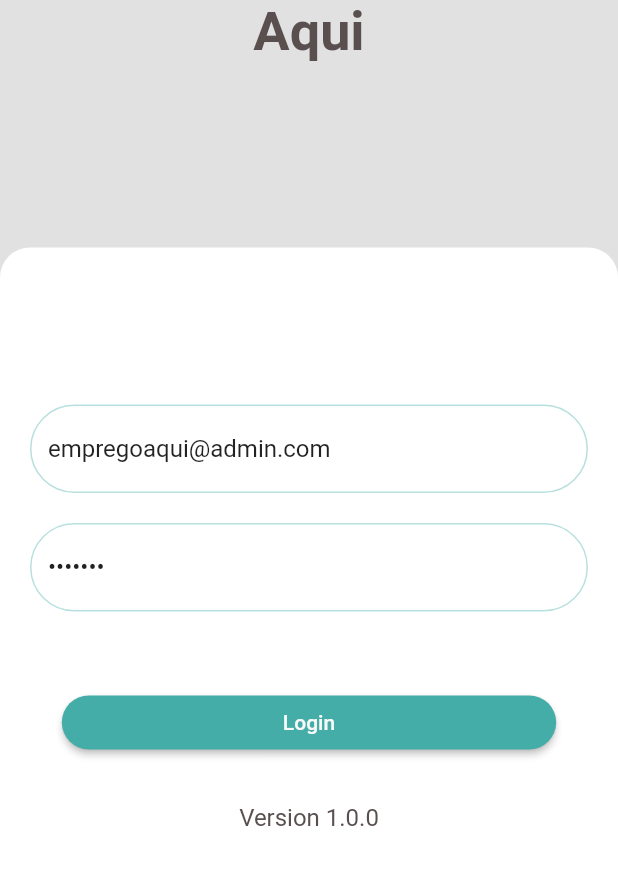
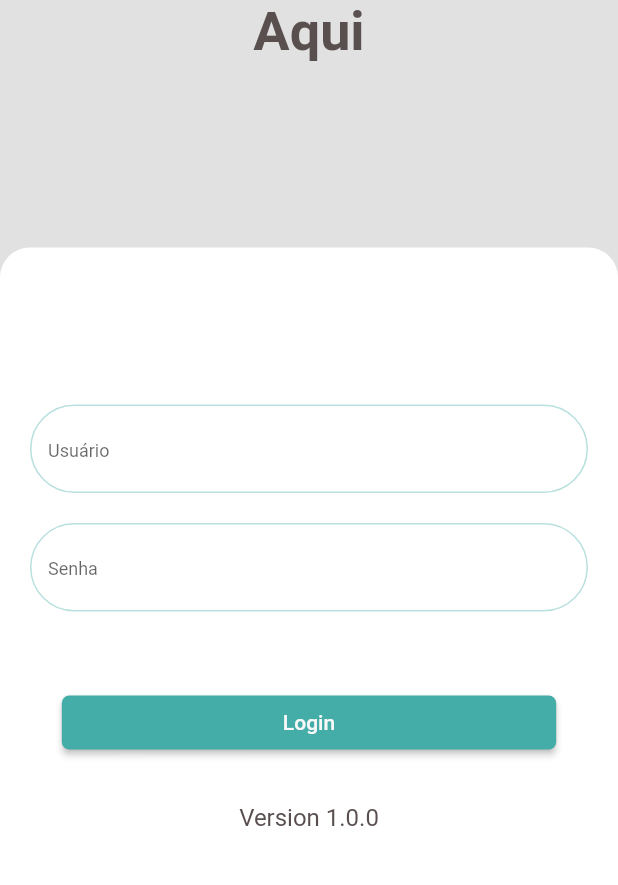
Before and after one commit to samuel-vieira/empregoaqui-app, a Flutter app: the screen it shows after launch, on a phone screen of 412 x 824 dp, the part 247-1132 px from its top. Run offline on Flutter 3.47's test engine with Material 2 defaults, Android fonts, the phone set to English and light mode, and no system bars; our stand-ins replace cloud_firestore, either_dart, firebase_auth, firebase_core, get_it, go_router and 1 more; missing offline and left inert: asp; accounts and stored records are empty.

Commit message:
Ajuste no logine títulos da app e paginas de experiencia

```diff
--- a/lib/feature/login/page/login_page.dart
+++ b/lib/feature/login/page/login_page.dart
@@ -16,11 +16,10 @@ class LoginPage extends StatefulWidget {
 }
 
 class _LoginPageState extends State<LoginPage> {
-  final TextEditingController emailController =
-      TextEditingController(text: 'empregoaqui@admin.com');
+  final TextEditingController emailController = TextEditingController();
 
-  final TextEditingController passwordController =
-      TextEditingController(text: 'eaadmin');
+  final TextEditingController passwordController = TextEditingController();
+  bool isLoading = false;
 
   @override
   Widget build(BuildContext context) {
@@ -80,14 +79,18 @@ class _LoginPageState extends State<LoginPage> {
                         const SizedBox(
                           height: 50,
                         ),
-                        SizedBox(
+                        isLoading
+                            ? const Center(
+                                child: CircularProgressIndicator(),
+                              )
+                            : SizedBox(
                                 width: MediaQuery.of(context).size.width * 0.8,
                                 child: ElevatedButton(
                                   style: ButtonStyle(
                                     shape: MaterialStateProperty.all<
                                         RoundedRectangleBorder>(
                                       RoundedRectangleBorder(
-                                  borderRadius: BorderRadius.circular(18.0),
+                                        borderRadius: BorderRadius.circular(5),
                                       ),
                                     ),
                                   ),
@@ -121,6 +124,9 @@ class _LoginPageState extends State<LoginPage> {
 
   Future _login(BuildContext context) async {
     try {
+      setState(() {
+        isLoading = true;
+      });
       await getIt<FirebaseService>().auth.signInWithEmailAndPassword(
             email: emailController.value.text,
             password: passwordController.value.text,
@@ -128,18 +134,19 @@ class _LoginPageState extends State<LoginPage> {
     } on FirebaseAuthException catch (e) {
       final message = e.code == 'INVALID_LOGIN_CREDENTIALS'
           ? "Login ou senha incorretos"
-          : "Erro ao logar. Tente novamente mais tarde";
+          : "Erro no login";
 
       final snackBar = SnackBar(
         content: Text(message),
         backgroundColor: Colors.red,
       );
 
-      debugPrint("code: ${e.code}");
-      debugPrint("message: ${e.message}");
-
       ScaffoldMessenger.of(context).showSnackBar(snackBar);
       throw Exception(e.code);
+    } finally {
+      setState(() {
+        isLoading = false;
+      });
     }
   }
 }
--- a/lib/feature/vagas/page/vagas_page.dart
+++ b/lib/feature/vagas/page/vagas_page.dart
@@ -13,10 +13,6 @@ class VagasPage extends StatelessWidget {
       itemBuilder: (context, index) {
         return const Column(
           children: [
-            /*ElevatedButton(
-              onPressed: () => getIt<VagasDataSource>().createVaga(),
-              child: const Text("Create vaga"),
-            ),*/
             VagasSearchBarWidget(),
             SizedBox(
               height: 20,
```
Also changed, not shown: lib/feature/curriculo/page/experiencias_page.dart (+6 -2 lines), lib/feature/curriculo/widgets/experiencia_form_widget.dart (+4 -4 lines), lib/feature/home/controllers/reducers/aplicacao_reducer.dart (+5 -3 lines), lib/feature/vagas/page/vaga_details_page.dart (+7 -0 lines), 1 other file. Lines whose indentation alone changed are shown as unchanged.
